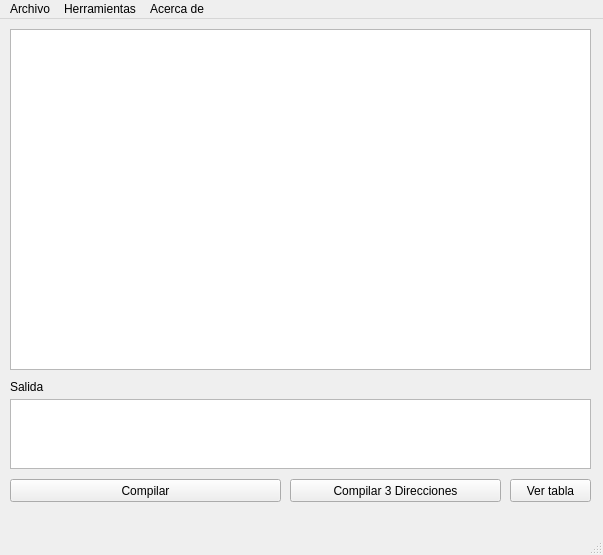
Before: the Qt Designer form mainwindow.ui in lastmasta/compiladores2, drawn with Qt 5.
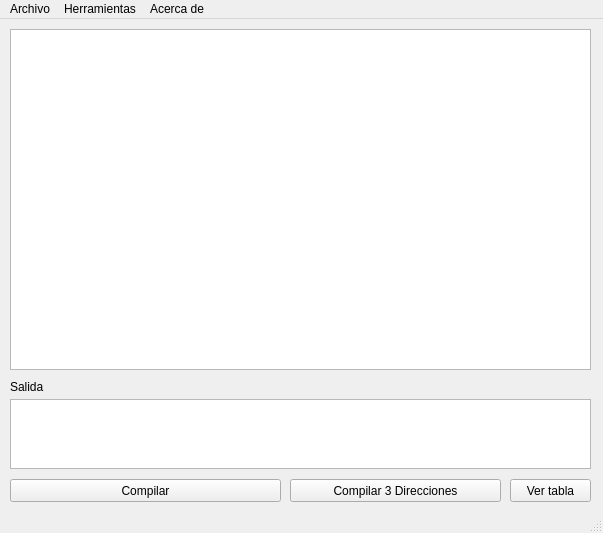
After: the same form once the commit is applied.

The edit to the form file:
```diff
--- a/mainwindow.ui
+++ b/mainwindow.ui
@@ -7,7 +7,7 @@
     <x>0</x>
     <y>0</y>
     <width>603</width>
-    <height>555</height>
+    <height>533</height>
    </rect>
   </property>
   <property name="windowTitle">
```
